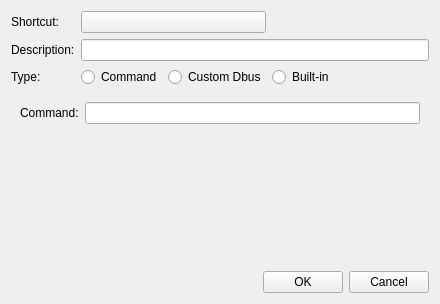
Old version of the form services/services-settings/hotkeys/edithotkeywidget.ui in the repository nicholasyoder/forest.
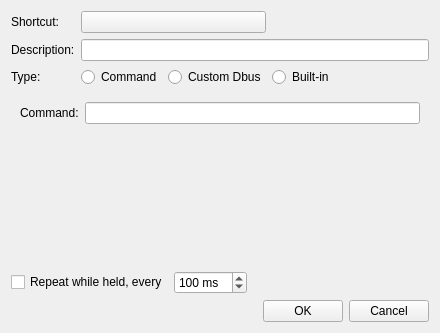
New version of the form. Icons and pictures are not drawn.

Commit message:
Hotkeys: optional hold-to-repeat per hotkey
Biome now sends GlobalShortcuts Deactivated on the key's real release, so
Forest repeats between Activated and Deactivated itself, per the spec.

- Per-hotkey repeat (off by default) and repeat_interval (ms, default
  100); a single interval, no separate initial delay.
- Hotkey dialog: "Repeat while held, every [N ms]" checkbox + spinbox.
- Repeats stop on Deactivated, session loss, pause, and reload.
- Shipped Volume/Brightness Up/Down default to repeat; upgrade_0_10_0
  enables it for existing configs still using the shipped actions.

```diff
--- a/services/services-settings/hotkeys/edithotkeywidget.ui
+++ b/services/services-settings/hotkeys/edithotkeywidget.ui
@@ -38,6 +38,49 @@
       </widget>
      </item>
      <item row="4" column="0" colspan="5">
+      <layout class="QHBoxLayout" name="repeatLayout">
+       <item>
+        <widget class="QCheckBox" name="repeatCbox">
+         <property name="text">
+          <string>Repeat while held, every</string>
+         </property>
+        </widget>
+       </item>
+       <item>
+        <widget class="QSpinBox" name="repeatIntervalSbox">
+         <property name="suffix">
+          <string> ms</string>
+         </property>
+         <property name="minimum">
+          <number>10</number>
+         </property>
+         <property name="maximum">
+          <number>2000</number>
+         </property>
+         <property name="singleStep">
+          <number>10</number>
+         </property>
+         <property name="value">
+          <number>100</number>
+         </property>
+        </widget>
+       </item>
+       <item>
+        <spacer name="repeatSpacer">
+         <property name="orientation">
+          <enum>Qt::Horizontal</enum>
+         </property>
+         <property name="sizeHint" stdset="0">
+          <size>
+           <width>40</width>
+           <height>20</height>
+          </size>
+         </property>
+        </spacer>
+       </item>
+      </layout>
+     </item>
+     <item row="5" column="0" colspan="5">
       <layout class="QHBoxLayout" name="horizontalLayout">
        <item>
         <spacer name="horizontalSpacer_2">
```
Left out of the diff: 2 changed lines with no effect on the pictures. The commit also changes 13 other files.
